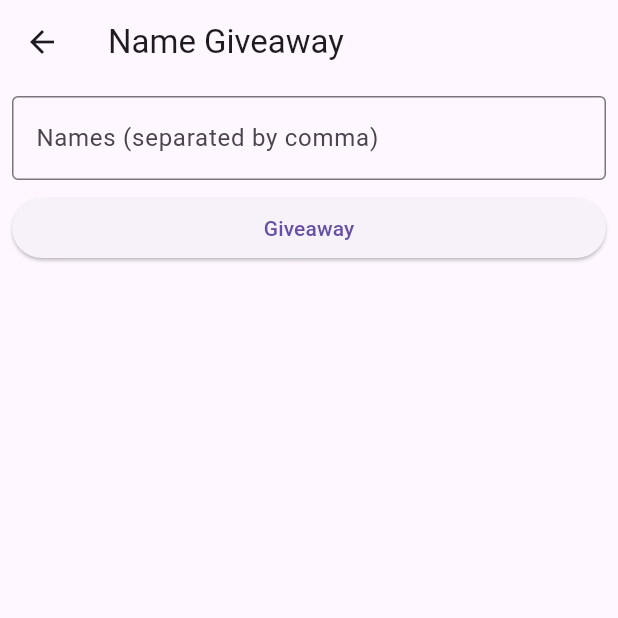
After one commit to joao-menna/pratica_flutter, a Flutter app: the NameGiveaway screen opened directly, on a phone screen of 412 x 824 dp, the top half of it. The commit adds this screen. Run offline on Flutter 3.47's test engine with Material 3 defaults, Android fonts, the phone set to English and light mode, and no system bars.

Commit message:
Made name giveaway

```diff
--- a/lib/screens/main_screen.dart
+++ b/lib/screens/main_screen.dart
@@ -3,6 +3,7 @@ import 'package:pratica_flutter/screens/bmi_calculator.dart';
 import 'package:pratica_flutter/screens/calculator.dart';
 import 'package:pratica_flutter/screens/citation.dart';
 import 'package:pratica_flutter/screens/money_converter.dart';
+import 'package:pratica_flutter/screens/name_giveaway.dart';
 import 'package:pratica_flutter/screens/random_number.dart';
 import 'package:pratica_flutter/screens/stop_watch.dart';
 import 'package:pratica_flutter/screens/todo_list.dart';
@@ -130,7 +131,7 @@ class MainScreen extends StatelessWidget {
                   Navigator.of(context).push(
                     MaterialPageRoute(
                       builder: (context) {
-                        return const Citation();
+                        return const NameGiveaway();
                       },
                     ),
                   );
--- /dev/null
+++ b/lib/screens/name_giveaway.dart
@@ -0,0 +1,58 @@
+import 'package:flutter/material.dart';
+
+class NameGiveaway extends StatefulWidget {
+  const NameGiveaway({super.key});
+
+  @override
+  State<NameGiveaway> createState() => _NameGiveawayState();
+}
+
+class _NameGiveawayState extends State<NameGiveaway> {
+  final _nameTextEditingController = TextEditingController();
+  var _chosen = "";
+
+  @override
+  Widget build(BuildContext context) {
+    return Scaffold(
+      appBar: AppBar(
+        title: const Text("Name Giveaway"),
+      ),
+      body: Padding(
+        padding: const EdgeInsets.all(8.0),
+        child: Column(
+          children: [
+            TextField(
+              controller: _nameTextEditingController,
+              decoration: const InputDecoration(
+                border: OutlineInputBorder(),
+                label: Text(
+                  "Names (separated by comma)",
+                ),
+              ),
+            ),
+            const SizedBox(
+              height: 8.0,
+            ),
+            Row(
+              children: [
+                Expanded(
+                  child: ElevatedButton(
+                    onPressed: () {
+                      final names = _nameTextEditingController.text.split(",");
+                      names.shuffle();
+                      setState(() {
+                        _chosen = names.first.trim();
+                      });
+                    },
+                    child: const Text("Giveaway"),
+                  ),
+                ),
+              ],
+            ),
+            Text(_chosen),
+          ],
+        ),
+      ),
+    );
+  }
+}
```
